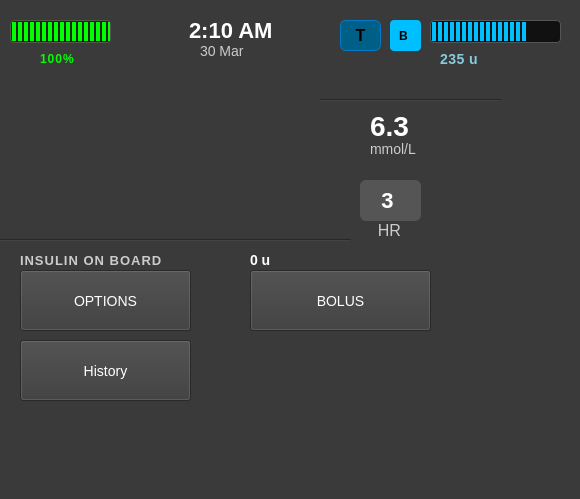
xHWAHx/InsulinPumpSimulator-Group35, file code/home.ui: the form before one commit.
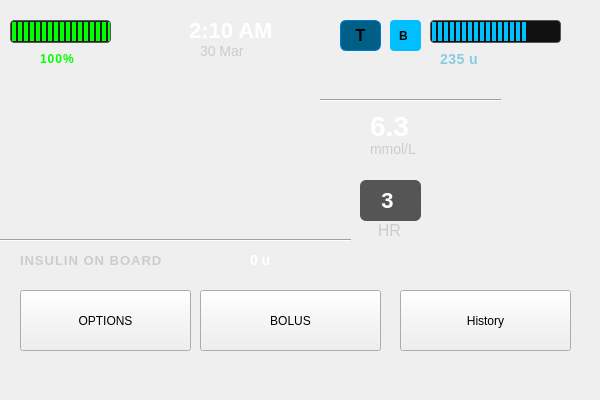
The form after the commit. Icons and pictures are not drawn. Custom widgets are drawn as their Qt base class.

The edit to the form file:
```diff
--- a/code/home.ui
+++ b/code/home.ui
@@ -6,8 +6,8 @@
    <rect>
     <x>0</x>
     <y>0</y>
-    <width>580</width>
-    <height>499</height>
+    <width>600</width>
+    <height>400</height>
    </rect>
   </property>
   <property name="windowTitle">
@@ -17,13 +17,7 @@
    <bool>false</bool>
   </property>
   <property name="styleSheet">
-   <string notr="true">QWidget {
-  background-color: #3A3A3A;
-  color: white;
-  font-family: &quot;Segoe UI&quot;, sans-serif;
-  font-size: 14px;
-}
-</string>
+   <string notr="true"/>
   </property>
   <widget class="QLabel" name="timeLabel">
    <property name="geometry">
@@ -329,7 +323,7 @@
    <property name="geometry">
     <rect>
      <x>20</x>
-     <y>270</y>
+     <y>290</y>
      <width>171</width>
      <height>61</height>
     </rect>
@@ -395,8 +389,8 @@
   <widget class="QPushButton" name="buttonBolus">
    <property name="geometry">
     <rect>
-     <x>250</x>
-     <y>270</y>
+     <x>200</x>
+     <y>290</y>
      <width>181</width>
      <height>61</height>
     </rect>
@@ -421,8 +415,8 @@
   <widget class="QPushButton" name="historyButton">
    <property name="geometry">
     <rect>
-     <x>20</x>
-     <y>340</y>
+     <x>400</x>
+     <y>290</y>
      <width>171</width>
      <height>61</height>
     </rect>
```
